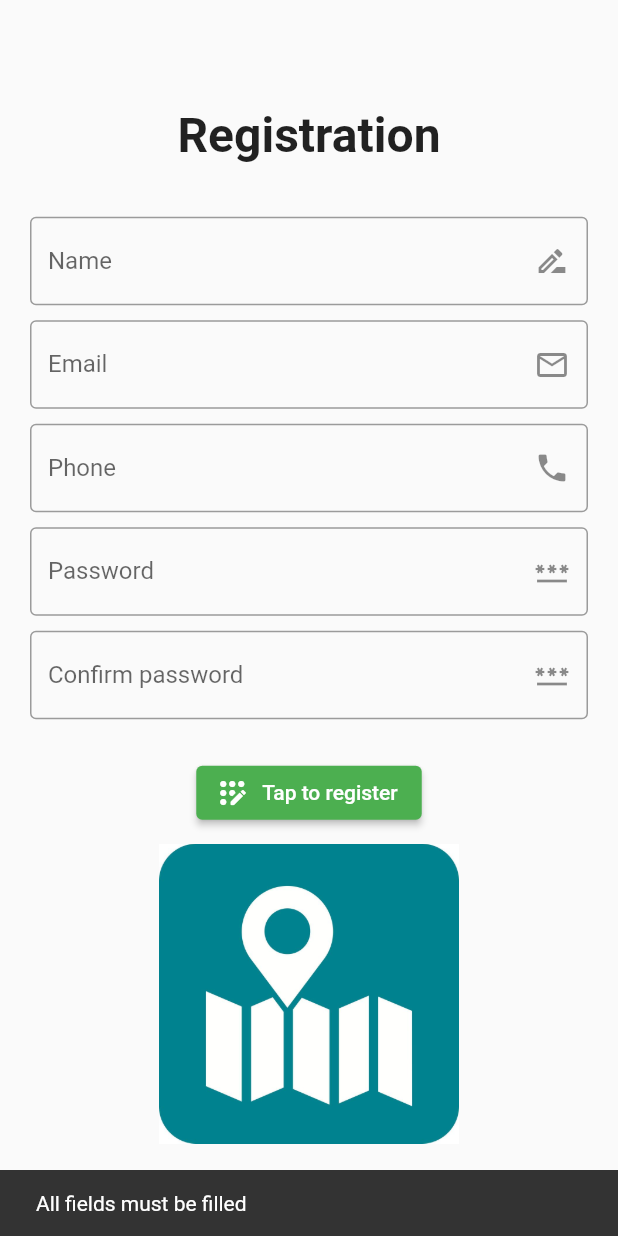
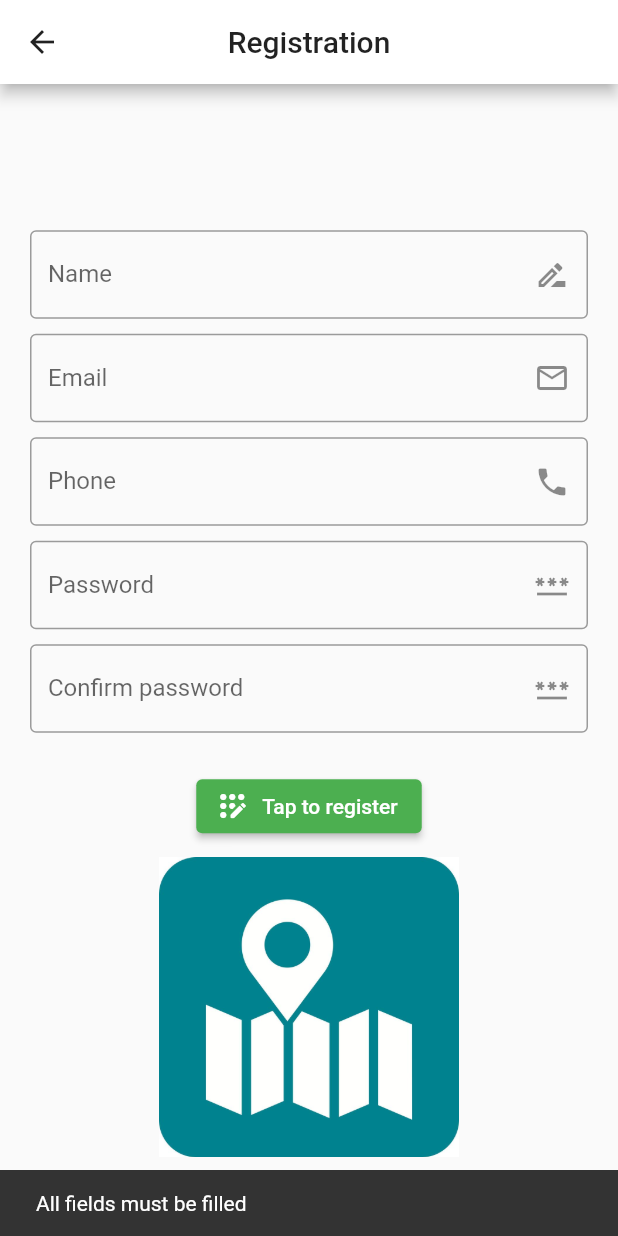
Before and after one commit to return-kr/GetGot, a Flutter app: the Registration screen opened directly, after a tap on "Tap to register", on a phone screen of 412 x 824 dp. Run offline on Flutter 3.47's test engine with Material 2 defaults, Android fonts, the phone set to English and light mode, and no system bars; drawn by our look-alikes of animated_text_kit; our stand-ins replace cloud_firestore, firebase_auth, firebase_core, logger, webview_flutter; missing offline and left inert: flutter_inappwebview, flutter_phone_direct_caller; accounts and stored records are empty.

Commit message:
ios-optimized

```diff
--- a/lib/register.dart
+++ b/lib/register.dart
@@ -1,7 +1,6 @@
 import 'package:cowealth/strings/strings.dart';
 import 'package:firebase_auth/firebase_auth.dart';
 import 'package:flutter/material.dart';
-import 'package:animated_text_kit/animated_text_kit.dart';
 import 'main.dart';
 
 class Registration extends StatelessWidget {
@@ -19,30 +18,41 @@ class Registration extends StatelessWidget {
     String phone = _phoneController.text.toString().trim();
     String pass = _passController.text.toString().trim();
     String cpass = _cpassController.text.toString().trim();
-    if (name.isEmpty || mail.isEmpty || phone.isEmpty || pass.isEmpty || cpass.isEmpty) {
-      _key.currentState!.showSnackBar(new SnackBar(content: new Text('All fields must be filled')));
+    if (name.isEmpty ||
+        mail.isEmpty ||
+        phone.isEmpty ||
+        pass.isEmpty ||
+        cpass.isEmpty) {
+      _key.currentState!.showSnackBar(
+          new SnackBar(content: new Text('All fields must be filled')));
       return;
     }
     if (pass != cpass) {
-      _key.currentState!.showSnackBar(new SnackBar(content: new Text('Password didn\'t match')));
+      _key.currentState!.showSnackBar(
+          new SnackBar(content: new Text('Password didn\'t match')));
       return;
     }
     try {
-      UserCredential userCredential = await _auth.createUserWithEmailAndPassword(
-          email: mail,
-          password: pass
+      UserCredential userCredential = await _auth
+          .createUserWithEmailAndPassword(email: mail, password: pass);
+      _key.currentState!.showSnackBar(
+          new SnackBar(content: new Text('Registration successful')));
+      await Future.delayed(const Duration(seconds: 2), () {});
+      Navigator.pushReplacement(
+        context,
+        MaterialPageRoute(builder: (context) => MainScreen()),
       );
-      _key.currentState!.showSnackBar(new SnackBar(content: new Text('Registration successful')));
-      await Future.delayed(const Duration(seconds: 2), (){});
-      Navigator.pushReplacement(context, MaterialPageRoute(builder: (context) => MainScreen()),);
     } on FirebaseAuthException catch (e) {
       if (e.code == 'weak-password') {
-        _key.currentState!.showSnackBar(new SnackBar(content: new Text('Choose strong password')));
+        _key.currentState!.showSnackBar(
+            new SnackBar(content: new Text('Choose strong password')));
       } else if (e.code == 'email-already-in-use') {
-        _key.currentState!.showSnackBar(new SnackBar(content: new Text('Account already exists')));
+        _key.currentState!.showSnackBar(
+            new SnackBar(content: new Text('Account already exists')));
       }
     } catch (e) {
-      _key.currentState!.showSnackBar(new SnackBar(content: new Text(e.toString())));
+      _key.currentState!
+          .showSnackBar(new SnackBar(content: new Text(e.toString())));
     }
   }
 
@@ -50,6 +60,15 @@ class Registration extends StatelessWidget {
   Widget build(BuildContext context) {
     return Scaffold(
       key: _key,
+      appBar: AppBar(
+        centerTitle: true,
+        title: const Text(
+          'Registration',
+          style: TextStyle(color: Colors.black87),
+        ),
+        backgroundColor: Colors.white,
+        iconTheme: IconThemeData(color: Colors.black87),
+      ),
       body: Align(
         child: SafeArea(
           child: SingleChildScrollView(
@@ -57,19 +76,6 @@ class Registration extends StatelessWidget {
               children: [
                 SizedBox(
                   height: 10.0,
-                ),
-                AnimatedTextKit(
-                  animatedTexts: [
-                    TypewriterAnimatedText(
-                      'Registration',
-                      textStyle: const TextStyle(
-                        fontSize: 32.0,
-                        fontWeight: FontWeight.bold,
-                      ),
-                      speed: const Duration(milliseconds: 100),
-                    ),
-                  ],
-                  isRepeatingAnimation: false,
                 ),
                 SizedBox(
                   height: 30.0,
--- a/pubspec.yaml
+++ b/pubspec.yaml
@@ -49,7 +49,7 @@ dev_dependencies:
 flutter_icons:
   android: true
   ios: true
-  image_path: "images/launcher.jpeg"
+  image_path: "images/logo.jpg"
 flutter:
 
   # The following line ensures that the Material Icons font is
```
Also changed, not shown: lib/loginservice.dart (+27 -21 lines), lib/loginuser.dart (+9 -14 lines), lib/main.dart (+6 -2 lines), lib/firebase_options.dart (added), pubspec.lock, 29 other files.
